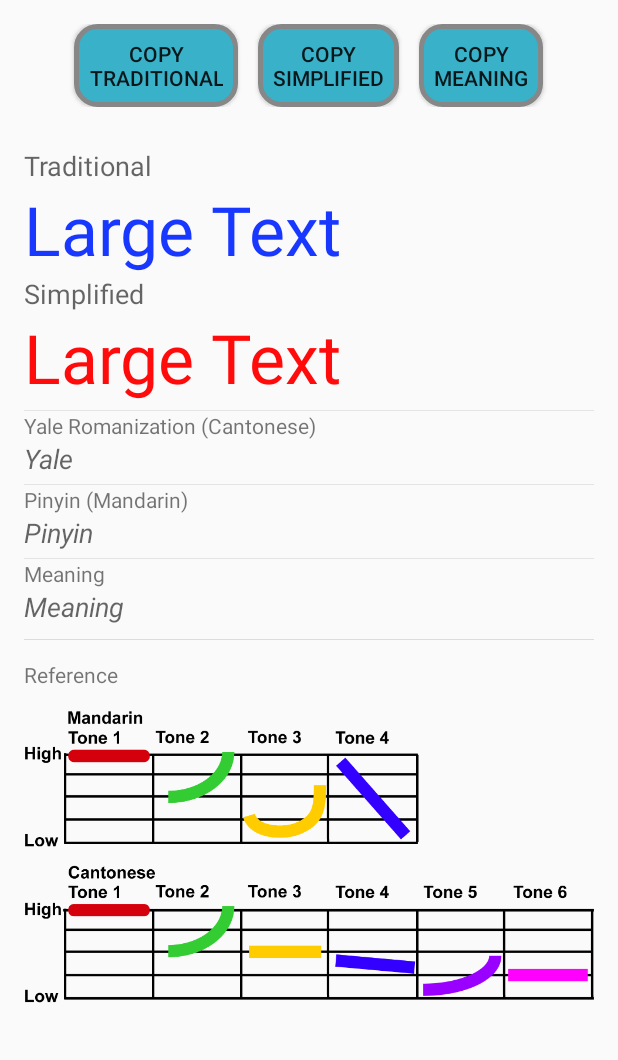
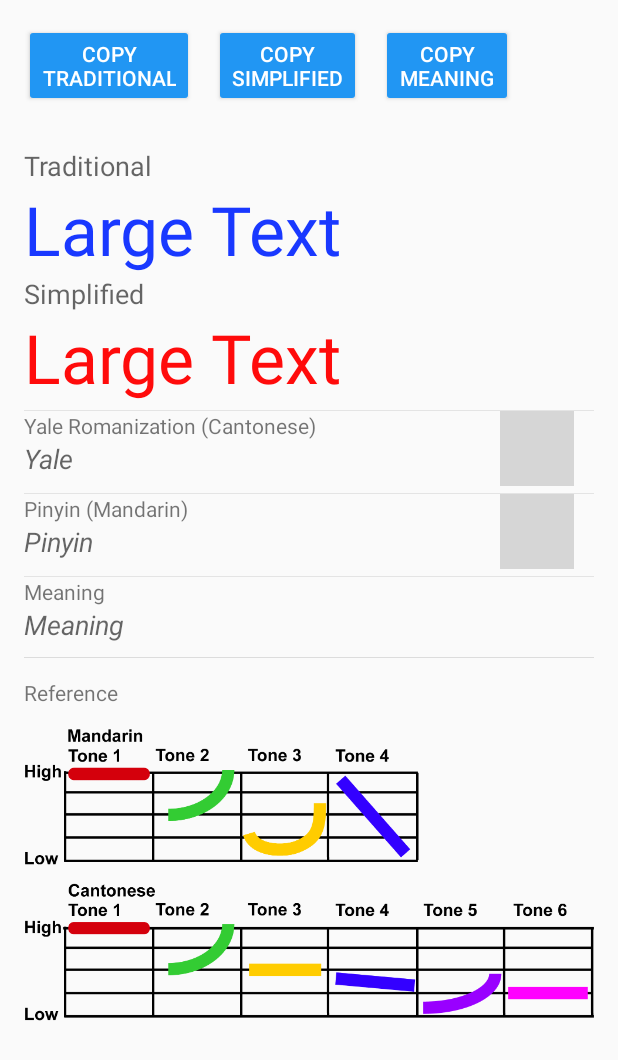
Before and after one commit to dannyko22/ChineseDictionary, an Android app: the layout dictionary_item_activity.xml on its own in the app's theme, with its tools: preview values and no code run, on a phone screen of 412 x 824 dp. Shown: the top 1060 px of the screen. Run offline under Robolectric (Android 15) with nearby library versions, the phone set to English and light mode, and no system bars; network calls fail; grey boxes are pictures that could not be loaded.

Commit message:
added TTS

```diff
--- a/app/build.gradle
+++ b/app/build.gradle
@@ -7,8 +7,8 @@ android {
     defaultConfig {
         minSdkVersion 14
         targetSdkVersion 23
-        versionCode 17
-        versionName "17"
+        versionCode 18
+        versionName "18"
     }
 
 
--- a/app/src/main/res/drawable-xxhdpi/buttonshape.xml
+++ /dev/null
@@ -1,27 +0,0 @@
-<?xml version="1.0" encoding="utf-8"?>
-<shape xmlns:android="http://schemas.android.com/apk/res/android" android:shape="rectangle" >
-    <corners
-        android:radius="14dp"
-        />
-    <solid
-        android:color="#38B1C9"
-        />
-    <padding
-        android:left="0dp"
-        android:top="0dp"
-        android:right="0dp"
-        android:bottom="0dp"
-        />
-
-    <padding
-        android:left="10dp"
-        android:top="10dp"
-        android:right="10dp"
-        android:bottom="10dp"
-        />
-
-    <stroke
-        android:width="3dp"
-        android:color="#878787"
-        />
-</shape>
--- a/app/src/main/res/layout/dictionary_item_activity.xml
+++ b/app/src/main/res/layout/dictionary_item_activity.xml
@@ -23,16 +23,16 @@
                 android:orientation="horizontal"
                 android:layout_width="fill_parent"
                 android:layout_height="wrap_content"
-                android:layout_gravity="center_horizontal"
-                android:gravity="center_horizontal">
+                android:layout_gravity="left"
+                android:gravity="left">
 
                 <Button
-                    style="?android:attr/buttonStyleSmall"
+                    android:theme="@style/AppTheme.Button"
                     android:layout_width="wrap_content"
                     android:layout_height="wrap_content"
                     android:text="Copy\nTraditional"
                     android:id="@+id/traditionalButton"
-                    android:background="@drawable/buttonshape"
+
                     android:onClick="copyTraditional" />
 
                 <Space
@@ -40,12 +40,11 @@
                     android:layout_height="20px" />
 
                 <Button
-                    style="?android:attr/buttonStyleSmall"
+                    android:theme="@style/AppTheme.Button"
                     android:layout_width="wrap_content"
                     android:layout_height="wrap_content"
                     android:text="Copy\nSimplified"
                     android:id="@+id/simplifiedButton"
-                    android:background="@drawable/buttonshape"
                     android:onClick="copySimplified" />
 
                 <Space
@@ -53,13 +52,12 @@
                     android:layout_height="20px" />
 
                 <Button
-                    style="?android:attr/buttonStyleSmall"
+                    android:theme="@style/AppTheme.Button"
                     android:layout_width="wrap_content"
                     android:layout_height="wrap_content"
                     android:text="Copy\nMeaning"
                     android:id="@+id/meaningButton"
                     android:singleLine="false"
-                    android:background="@drawable/buttonshape"
                     android:onClick="copyMeaning" />
 
             </LinearLayout>
@@ -109,12 +107,24 @@
                 style="?android:listSeparatorTextViewStyle"
                 android:layout_width="fill_parent"
                 android:layout_height="5dp"/>
+
+        <LinearLayout
+            android:layout_width="fill_parent"
+            android:orientation="horizontal"
+            android:layout_height="wrap_content">
+
+            <LinearLayout
+                android:layout_width="fill_parent"
+                android:layout_weight="1000"
+                android:orientation="vertical"
+                android:layout_height="wrap_content">
+
                 <TextView
                     android:layout_width="wrap_content"
                     android:layout_height="wrap_content"
                     android:textAppearance="?android:attr/textAppearanceSmall"
                     android:text="Yale Romanization (Cantonese)"
-                android:id="@+id/textView" />
+                    android:id="@+id/yaleRomanizationTextView" />
 
                 <TextView
                     android:layout_width="fill_parent"
@@ -124,17 +134,41 @@
                     android:id="@+id/yaleTextView"
                     android:textStyle="italic" />
 
+                </LinearLayout>
+
+                <ImageButton
+                    android:layout_width="50dp"
+                    android:layout_height="50dp"
+                    android:layout_weight="1"
+                    android:id="@+id/yaleImageButton"
+                    android:scaleType="fitXY"
+                    android:src="@drawable/speaker2"/>
+                <Space
+                    android:layout_width="20px"
+                    android:layout_height="20px" />
+            </LinearLayout>
+
             <TextView
                 style="?android:listSeparatorTextViewStyle"
                 android:layout_width="fill_parent"
                 android:layout_height="5dp"/>
 
+            <LinearLayout
+                android:layout_width="fill_parent"
+                android:orientation="horizontal"
+                android:layout_height="wrap_content">
+
+                <LinearLayout
+                    android:layout_width="fill_parent"
+                    android:layout_weight="1000"
+                    android:orientation="vertical"
+                    android:layout_height="wrap_content">
                     <TextView
-                android:layout_width="wrap_content"
+                        android:layout_width="fill_parent"
                         android:layout_height="wrap_content"
                         android:textAppearance="?android:attr/textAppearanceSmall"
                         android:text="Pinyin (Mandarin)"
-                android:id="@+id/textView2" />
+                        android:id="@+id/pinyinRomanizationTextView" />
 
                     <TextView
                         android:layout_width="fill_parent"
@@ -143,7 +177,21 @@
                         android:text="Pinyin"
                         android:id="@+id/pinyinTextView"
                         android:textStyle="italic" />
+                </LinearLayout>
 
+                <ImageButton
+                    android:layout_width="50dp"
+                    android:layout_height="50dp"
+                    android:layout_weight="1"
+                    android:id="@+id/pinyinImageButton"
+                    android:scaleType="fitXY"
+                    android:src="@drawable/speaker2"/>
+
+                <Space
+                    android:layout_width="20px"
+                    android:layout_height="20px" />
+
+            </LinearLayout>
 
             <TextView
                 style="?android:listSeparatorTextViewStyle"
--- a/app/src/main/res/values/styles.xml
+++ b/app/src/main/res/values/styles.xml
@@ -9,4 +9,9 @@
         <item name="android:windowBackground">@drawable/background_splash</item>
     </style>
 
+
+    <style name="AppTheme.Button" parent="Widget.AppCompat.Button.Colored">
+        <item name="colorButtonNormal">#2196f3</item>
+        <item name="android:textColor">#ffffff</item>
+    </style>
 </resources>
```
Also changed, not shown: app/src/main/java/com/chinesedictionary/app/DictionaryItemActivity.java (+39 -0 lines), app/src/main/java/com/chinesedictionary/app/TTSManager.java (added, +107 -0 lines), 1 other file. Lines whose indentation alone changed are shown as unchanged.
